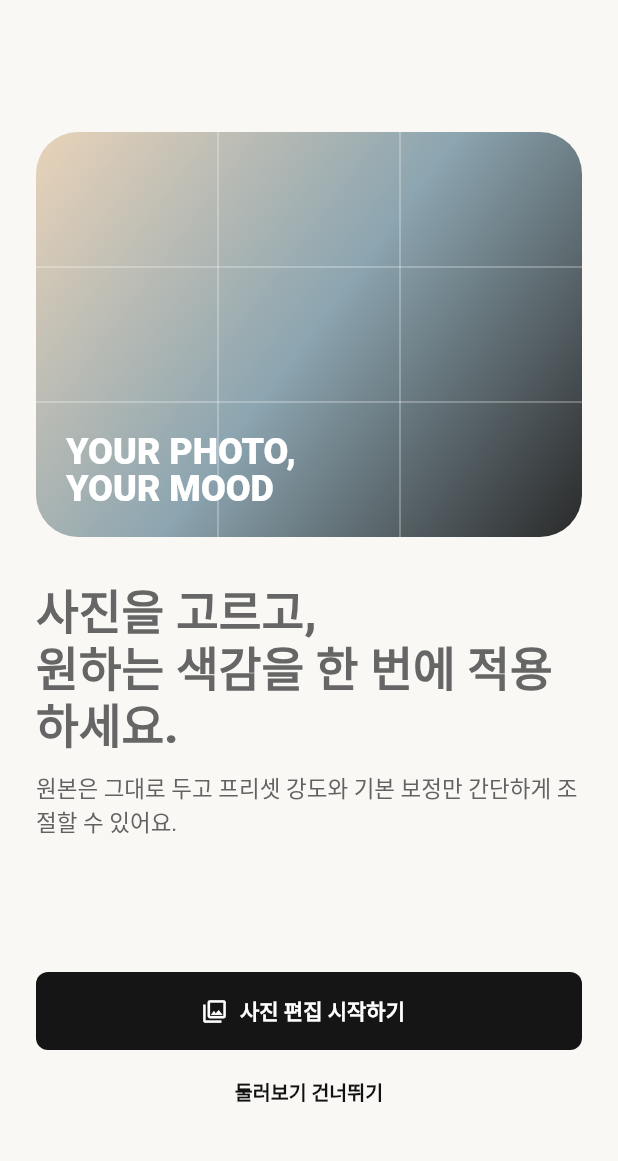
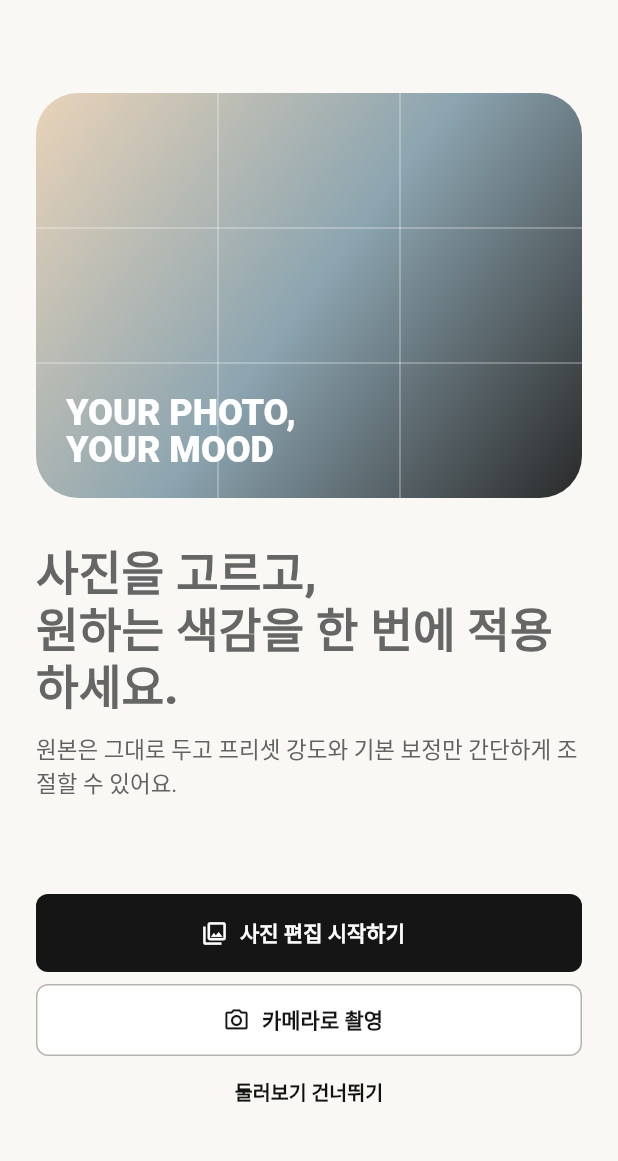
Before and after one commit to jungsu-lab/photograpthapp, a Flutter app: the screen it shows after launch, on a phone screen of 412 x 824 dp, the part 72-1233 px from its top. Run offline on Flutter 3.47's test engine with Material 3 defaults, Android fonts, the phone set to English and light mode, and no system bars; our stand-ins replace camera, image_picker, sensors_plus, share_plus, shared_preferences; missing offline and left inert: app_settings, gal; Roboto replaces fonts that are missing (KimjungchulMyungjo).

Commit message:
feat: open camera directly from onboarding

```diff
--- a/lib/features/onboarding/onboarding_screen.dart
+++ b/lib/features/onboarding/onboarding_screen.dart
@@ -5,10 +5,12 @@ class OnboardingScreen extends StatelessWidget {
     super.key,
     required this.onCompleted,
     required this.onImport,
+    required this.onCamera,
   });
 
   final Future<void> Function() onCompleted;
   final Future<void> Function() onImport;
+  final Future<void> Function() onCamera;
 
   @override
   Widget build(BuildContext context) => Scaffold(
@@ -102,6 +104,18 @@ class OnboardingScreen extends StatelessWidget {
               ),
             ),
             const SizedBox(height: 8),
+            OutlinedButton.icon(
+              key: const Key('onboardingCameraCta'),
+              onPressed: onCamera,
+              icon: const Icon(Icons.photo_camera_outlined),
+              label: const Text('카메라로 촬영'),
+              style: OutlinedButton.styleFrom(
+                minimumSize: const Size.fromHeight(48),
+                foregroundColor: const Color(0xFF151515),
+                side: const BorderSide(color: Color(0xFFB7B4AF)),
+              ),
+            ),
+            const SizedBox(height: 4),
             TextButton(
               onPressed: onCompleted,
               child: const Center(child: Text('둘러보기 건너뛰기')),
```
Also changed, not shown: lib/app.dart (+8 -1 lines), lib/features/shell/framefit_shell.dart (+20 -1 lines), 2 other files.
